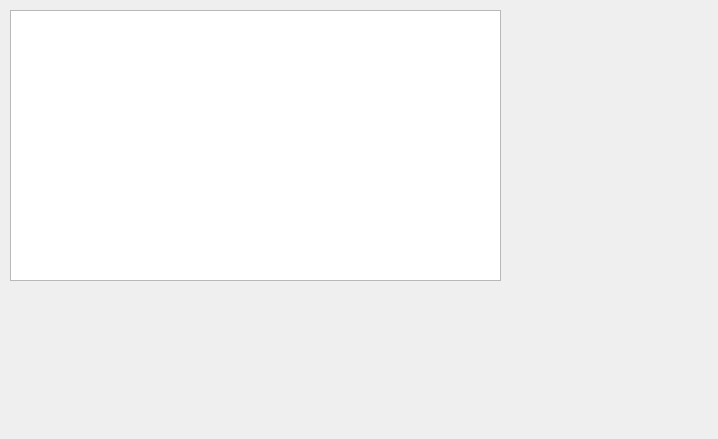
anastasijabb/DatabaseGUI, file lueckentext.ui: the form before one commit.
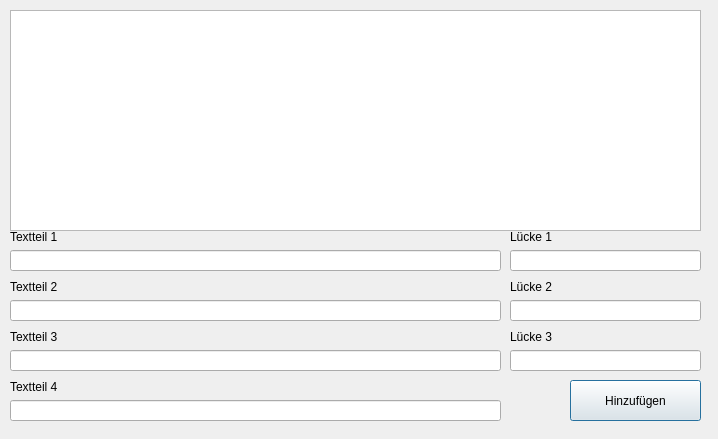
The form after the commit.

Diff of the .ui file:
```diff
--- a/lueckentext.ui
+++ b/lueckentext.ui
@@ -18,11 +18,185 @@
     <rect>
      <x>10</x>
      <y>10</y>
+     <width>691</width>
+     <height>221</height>
+    </rect>
+   </property>
+  </widget>
+  <widget class="QLineEdit" name="textteil1">
+   <property name="geometry">
+    <rect>
+     <x>10</x>
+     <y>250</y>
      <width>491</width>
-     <height>271</height>
+     <height>21</height>
     </rect>
    </property>
   </widget>
+  <widget class="QLineEdit" name="luecke1">
+   <property name="geometry">
+    <rect>
+     <x>510</x>
+     <y>250</y>
+     <width>191</width>
+     <height>21</height>
+    </rect>
+   </property>
+  </widget>
+  <widget class="QLineEdit" name="luecke2">
+   <property name="geometry">
+    <rect>
+     <x>510</x>
+     <y>300</y>
+     <width>191</width>
+     <height>21</height>
+    </rect>
+   </property>
+  </widget>
+  <widget class="QLineEdit" name="textteil2">
+   <property name="geometry">
+    <rect>
+     <x>10</x>
+     <y>300</y>
+     <width>491</width>
+     <height>21</height>
+    </rect>
+   </property>
+  </widget>
+  <widget class="QLineEdit" name="luecke3">
+   <property name="geometry">
+    <rect>
+     <x>510</x>
+     <y>350</y>
+     <width>191</width>
+     <height>21</height>
+    </rect>
+   </property>
+  </widget>
+  <widget class="QLineEdit" name="textteil3">
+   <property name="geometry">
+    <rect>
+     <x>10</x>
+     <y>350</y>
+     <width>491</width>
+     <height>21</height>
+    </rect>
+   </property>
+  </widget>
+  <widget class="QLineEdit" name="textteil4">
+   <property name="geometry">
+    <rect>
+     <x>10</x>
+     <y>400</y>
+     <width>491</width>
+     <height>21</height>
+    </rect>
+   </property>
+  </widget>
+  <widget class="QLabel" name="label">
+   <property name="geometry">
+    <rect>
+     <x>10</x>
+     <y>230</y>
+     <width>47</width>
+     <height>14</height>
+    </rect>
+   </property>
+   <property name="text">
+    <string>Textteil 1</string>
+   </property>
+  </widget>
+  <widget class="QLabel" name="label_2">
+   <property name="geometry">
+    <rect>
+     <x>10</x>
+     <y>280</y>
+     <width>47</width>
+     <height>14</height>
+    </rect>
+   </property>
+   <property name="text">
+    <string>Textteil 2</string>
+   </property>
+  </widget>
+  <widget class="QLabel" name="label_3">
+   <property name="geometry">
+    <rect>
+     <x>10</x>
+     <y>330</y>
+     <width>47</width>
+     <height>14</height>
+    </rect>
+   </property>
+   <property name="text">
+    <string>Textteil 3</string>
+   </property>
+  </widget>
+  <widget class="QLabel" name="label_4">
+   <property name="geometry">
+    <rect>
+     <x>10</x>
+     <y>380</y>
+     <width>47</width>
+     <height>14</height>
+    </rect>
+   </property>
+   <property name="text">
+    <string>Textteil 4</string>
+   </property>
+  </widget>
+  <widget class="QLabel" name="label_5">
+   <property name="geometry">
+    <rect>
+     <x>510</x>
+     <y>230</y>
+     <width>47</width>
+     <height>14</height>
+    </rect>
+   </property>
+   <property name="text">
+    <string>Lücke 1</string>
+   </property>
+  </widget>
+  <widget class="QLabel" name="label_6">
+   <property name="geometry">
+    <rect>
+     <x>510</x>
+     <y>280</y>
+     <width>47</width>
+     <height>14</height>
+    </rect>
+   </property>
+   <property name="text">
+    <string>Lücke 2</string>
+   </property>
+  </widget>
+  <widget class="QLabel" name="label_7">
+   <property name="geometry">
+    <rect>
+     <x>510</x>
+     <y>330</y>
+     <width>47</width>
+     <height>14</height>
+    </rect>
+   </property>
+   <property name="text">
+    <string>Lücke 3</string>
+   </property>
+  </widget>
+  <widget class="QPushButton" name="submit">
+   <property name="geometry">
+    <rect>
+     <x>570</x>
+     <y>380</y>
+     <width>131</width>
+     <height>41</height>
+    </rect>
+   </property>
+   <property name="text">
+    <string>Hinzufügen</string>
+   </property>
+  </widget>
  </widget>
  <resources/>
  <connections/>
```
